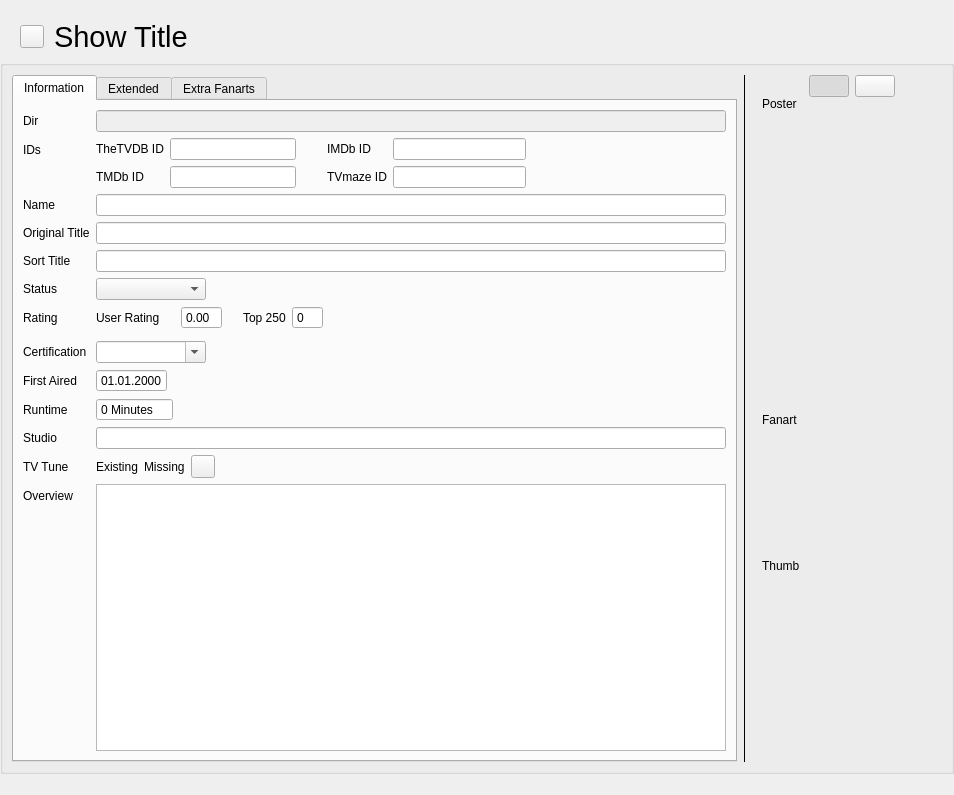
Before: the Qt Designer form src/ui/tv_show/TvShowWidgetTvShow.ui in Komet/MediaElch, drawn with Qt 5.
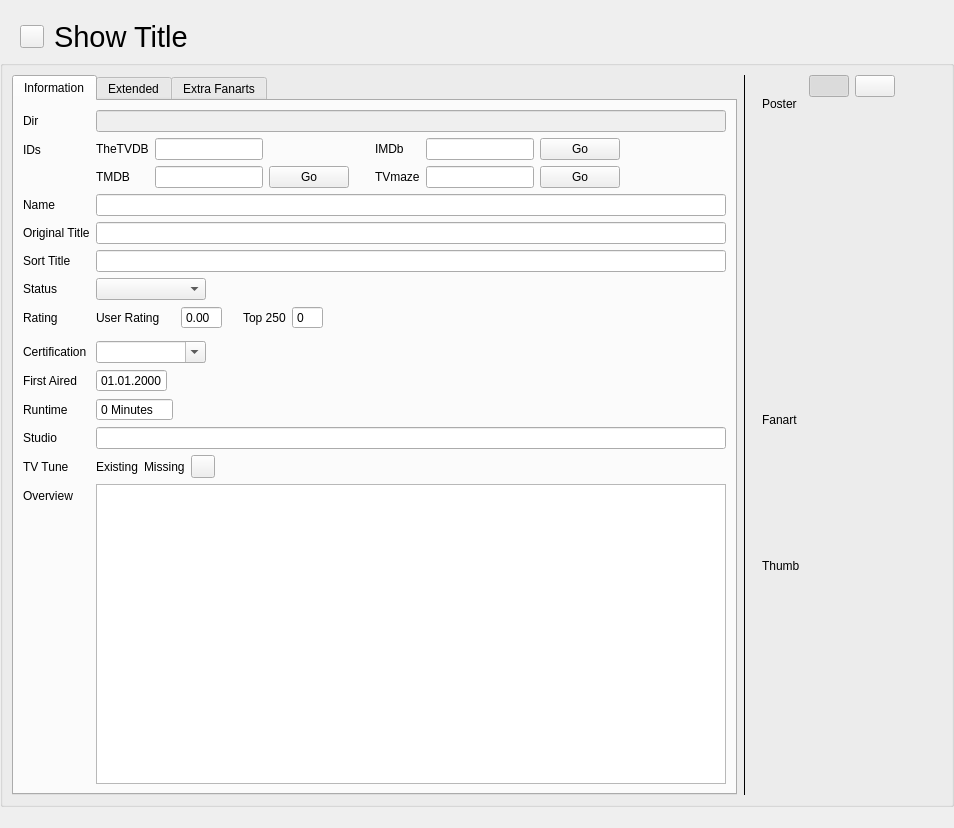
After: the same form once the commit is applied. Icons and pictures are not drawn. Custom widgets are drawn as their Qt base class.

Commit message:
feat(TV Show): Add buttons (URLs) next to TV show IDs
To open the website corresponding to the ID, click the newly added
buttons.

What changed in the file:
```diff
--- a/src/ui/tv_show/TvShowWidgetTvShow.ui
+++ b/src/ui/tv_show/TvShowWidgetTvShow.ui
@@ -7,7 +7,7 @@
     <x>0</x>
     <y>0</y>
     <width>954</width>
-    <height>795</height>
+    <height>828</height>
    </rect>
   </property>
   <layout class="QVBoxLayout" name="verticalLayout" stretch="0,1">
@@ -128,46 +128,134 @@
              </widget>
             </item>
             <item row="1" column="1">
-             <layout class="QHBoxLayout" name="horizontalLayout_6">
-              <item>
-               <layout class="QFormLayout" name="formLayout_3">
-                <item row="0" column="0">
-                 <widget class="QLabel" name="lblTvdbId">
-                  <property name="text">
-                   <string>TheTVDB ID</string>
-                  </property>
-                 </widget>
-                </item>
-                <item row="0" column="1">
-                 <widget class="QLineEdit" name="tvdbId">
-                  <property name="maximumSize">
-                   <size>
-                    <width>150</width>
-                    <height>16777215</height>
-                   </size>
-                  </property>
-                 </widget>
-                </item>
-                <item row="1" column="0">
-                 <widget class="QLabel" name="lblTmdbId">
-                  <property name="text">
-                   <string>TMDb ID</string>
-                  </property>
-                 </widget>
-                </item>
-                <item row="1" column="1">
-                 <widget class="QLineEdit" name="tmdbId">
-                  <property name="maximumSize">
-                   <size>
-                    <width>150</width>
-                    <height>16777215</height>
-                   </size>
-                  </property>
-                 </widget>
-                </item>
-               </layout>
+             <layout class="QGridLayout" name="showIdLayout">
+              <item row="1" column="2">
+               <widget class="QPushButton" name="btnTmdb">
+                <property name="toolTip">
+                 <string>Open TV show on TMDB.com</string>
+                </property>
+                <property name="text">
+                 <string>Go</string>
+                </property>
+               </widget>
               </item>
-              <item>
+              <item row="1" column="6">
+               <widget class="QLineEdit" name="tvmazeId">
+                <property name="maximumSize">
+                 <size>
+                  <width>150</width>
+                  <height>16777215</height>
+                 </size>
+                </property>
+               </widget>
+              </item>
+              <item row="1" column="7">
+               <widget class="QPushButton" name="btnTvmaze">
+                <property name="toolTip">
+                 <string>Open TV show on TVmaze.com</string>
+                </property>
+                <property name="text">
+                 <string>Go</string>
+                </property>
+               </widget>
+              </item>
+              <item row="0" column="0">
+               <widget class="QLabel" name="lblTvdbId">
+                <property name="text">
+                 <string>TheTVDB</string>
+                </property>
+                <property name="buddy">
+                 <cstring>tvdbId</cstring>
+                </property>
+               </widget>
+              </item>
+              <item row="1" column="4">
+               <widget class="QLabel" name="lblTvMaze">
+                <property name="text">
+                 <string>TVmaze</string>
+                </property>
+                <property name="buddy">
+                 <cstring>tvmazeId</cstring>
+                </property>
+               </widget>
+              </item>
+              <item row="1" column="3">
+               <spacer name="horizontalSpacer_9">
+                <property name="orientation">
+                 <enum>Qt::Horizontal</enum>
+                </property>
+                <property name="sizeType">
+                 <enum>QSizePolicy::Fixed</enum>
+                </property>
+                <property name="sizeHint" stdset="0">
+                 <size>
+                  <width>20</width>
+                  <height>20</height>
+                 </size>
+                </property>
+               </spacer>
+              </item>
+              <item row="0" column="1">
+               <widget class="QLineEdit" name="tvdbId">
+                <property name="maximumSize">
+                 <size>
+                  <width>150</width>
+                  <height>16777215</height>
+                 </size>
+                </property>
+               </widget>
+              </item>
+              <item row="1" column="1">
+               <widget class="QLineEdit" name="tmdbId">
+                <property name="maximumSize">
+                 <size>
+                  <width>150</width>
+                  <height>16777215</height>
+                 </size>
+                </property>
+               </widget>
+              </item>
+              <item row="0" column="4">
+               <widget class="QLabel" name="lblImdbId">
+                <property name="text">
+                 <string>IMDb</string>
+                </property>
+                <property name="buddy">
+                 <cstring>imdbId</cstring>
+                </property>
+               </widget>
+              </item>
+              <item row="0" column="6">
+               <widget class="QLineEdit" name="imdbId">
+                <property name="maximumSize">
+                 <size>
+                  <width>150</width>
+                  <height>16777215</height>
+                 </size>
+                </property>
+               </widget>
+              </item>
+              <item row="1" column="0">
+               <widget class="QLabel" name="lblTmdbId">
+                <property name="text">
+                 <string>TMDB</string>
+                </property>
+                <property name="buddy">
+                 <cstring>tmdbId</cstring>
+                </property>
+               </widget>
+              </item>
+              <item row="0" column="7">
+               <widget class="QPushButton" name="btnImdb">
+                <property name="toolTip">
+                 <string>Open TV show on IMDb.com</string>
+                </property>
+                <property name="text">
+                 <string>Go</string>
+                </property>
+               </widget>
+              </item>
+              <item row="0" column="3">
                <spacer name="horizontalSpacer_10">
                 <property name="orientation">
                  <enum>Qt::Horizontal</enum>
@@ -177,58 +265,33 @@
                 </property>
                 <property name="sizeHint" stdset="0">
                  <size>
-                  <width>25</width>
+                  <width>20</width>
                   <height>20</height>
                  </size>
                 </property>
                </spacer>
               </item>
-              <item>
-               <layout class="QFormLayout" name="formLayout_4">
-                <item row="0" column="1">
-                 <widget class="QLineEdit" name="imdbId">
-                  <property name="maximumSize">
-                   <size>
-                    <width>150</width>
-                    <height>16777215</height>
-                   </size>
-                  </property>
-                 </widget>
-                </item>
-                <item row="0" column="0">
-                 <widget class="QLabel" name="lblImdbId">
-                  <property name="text">
-                   <string>IMDb ID</string>
-                  </property>
-                 </widget>
-                </item>
-                <item row="1" column="0">
-                 <widget class="QLabel" name="lblTvMaze">
-                  <property name="text">
-                   <string>TVmaze ID</string>
-                  </property>
-                 </widget>
-                </item>
-                <item row="1" column="1">
-                 <widget class="QLineEdit" name="tvmazeId">
-                  <property name="maximumSize">
-                   <size>
-                    <width>150</width>
-                    <height>16777215</height>
-                   </size>
-                  </property>
-                 </widget>
-                </item>
-               </layout>
-              </item>
-              <item>
+              <item row="0" column="8">
                <spacer name="horizontalSpacer_6">
                 <property name="orientation">
                  <enum>Qt::Horizontal</enum>
                 </property>
                 <property name="sizeHint" stdset="0">
                  <size>
-                  <width>40</width>
+                  <width>0</width>
+                  <height>20</height>
+                 </size>
+                </property>
+               </spacer>
+              </item>
+              <item row="1" column="8">
+               <spacer name="horizontalSpacer_11">
+                <property name="orientation">
+                 <enum>Qt::Horizontal</enum>
+                </property>
+                <property name="sizeHint" stdset="0">
+                 <size>
+                  <width>0</width>
                   <height>20</height>
                  </size>
                 </property>
@@ -1268,17 +1331,17 @@
    <header>ui/small_widgets/TagCloud.h</header>
    <container>1</container>
   </customwidget>
-  <customwidget>
-   <class>ImageGallery</class>
-   <extends>QWidget</extends>
-   <header>ui/small_widgets/ImageGallery.h</header>
-   <container>1</container>
-  </customwidget>
   <customwidget>
    <class>ClosableImage</class>
    <extends>QLabel</extends>
    <header>ui/small_widgets/ClosableImage.h</header>
   </customwidget>
+  <customwidget>
+   <class>ImageGallery</class>
+   <extends>QWidget</extends>
+   <header>ui/small_widgets/ImageGallery.h</header>
+   <container>1</container>
+  </customwidget>
   <customwidget>
    <class>SlidingStackedWidget</class>
    <extends>QStackedWidget</extends>
```
Left out of the diff: 98 changed lines with no effect on the pictures. The commit also changes 7 other files.
